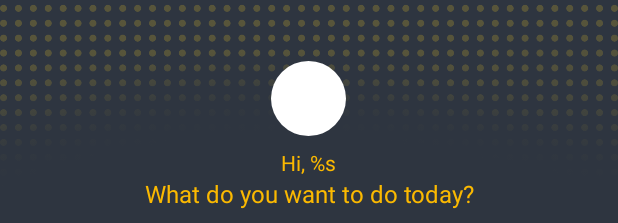
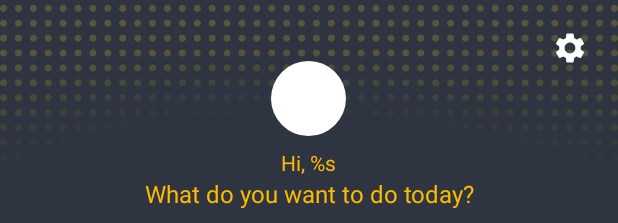
Before and after one commit to sinadalvand/Todo, an Android app: the layout activity_main.xml on its own in the app's theme, with its tools: preview values and no code run, on a phone screen of 412 x 824 dp. Shown: the top 223 px of the screen. Run offline under Robolectric (Android 15) with nearby library versions, the phone set to English and light mode, and no system bars; plain views replace RoundedImageView, ScaleTextView; network calls fail.

Commit message:
chore: Settings added

```diff
--- a/app/src/main/java/ir/roocket/sinadalvand/todo/data/local/Valutor.kt
+++ b/app/src/main/java/ir/roocket/sinadalvand/todo/data/local/Valutor.kt
@@ -13,4 +13,7 @@ interface Valutor {
 
     suspend fun removeUser()
 
+    suspend fun isCloudOn(): Boolean
+
+    suspend fun cloudOn(on: Boolean)
 }
--- a/app/src/main/java/ir/roocket/sinadalvand/todo/data/model/User.kt
+++ b/app/src/main/java/ir/roocket/sinadalvand/todo/data/model/User.kt
@@ -35,6 +35,10 @@ data class User(
     @SerializedName("token")
     var token: String? = null,
 
+    /* save user sync*/
+    @SerializedName("cloud")
+    var could_sync: Boolean = true,
+
     /* user password for register part*/
     @SerializedName("password")
     @Expose
--- a/app/src/main/java/ir/roocket/sinadalvand/todo/data/workmanager/TaskWorkManager.kt
+++ b/app/src/main/java/ir/roocket/sinadalvand/todo/data/workmanager/TaskWorkManager.kt
@@ -38,7 +38,6 @@ open class TaskWorkManager(
     val gson = GsonBuilder().create()
 
     override suspend fun doWork(): Result {
-        Log.e("WorkManager", "Started")
         try {
             // get all not checked tasks
             val tasks = getNotUpdated()
--- /dev/null
+++ b/app/src/main/res/drawable/ic_setting.xml
@@ -0,0 +1,10 @@
+<vector xmlns:android="http://schemas.android.com/apk/res/android"
+    android:width="24dp"
+    android:height="24dp"
+    android:viewportWidth="24"
+    android:viewportHeight="24"
+    android:tint="?attr/colorControlNormal">
+  <path
+      android:fillColor="@android:color/white"
+      android:pathData="M19.14,12.94c0.04,-0.3 0.06,-0.61 0.06,-0.94c0,-0.32 -0.02,-0.64 -0.07,-0.94l2.03,-1.58c0.18,-0.14 0.23,-0.41 0.12,-0.61l-1.92,-3.32c-0.12,-0.22 -0.37,-0.29 -0.59,-0.22l-2.39,0.96c-0.5,-0.38 -1.03,-0.7 -1.62,-0.94L14.4,2.81c-0.04,-0.24 -0.24,-0.41 -0.48,-0.41h-3.84c-0.24,0 -0.43,0.17 -0.47,0.41L9.25,5.35C8.66,5.59 8.12,5.92 7.63,6.29L5.24,5.33c-0.22,-0.08 -0.47,0 -0.59,0.22L2.74,8.87C2.62,9.08 2.66,9.34 2.86,9.48l2.03,1.58C4.84,11.36 4.8,11.69 4.8,12s0.02,0.64 0.07,0.94l-2.03,1.58c-0.18,0.14 -0.23,0.41 -0.12,0.61l1.92,3.32c0.12,0.22 0.37,0.29 0.59,0.22l2.39,-0.96c0.5,0.38 1.03,0.7 1.62,0.94l0.36,2.54c0.05,0.24 0.24,0.41 0.48,0.41h3.84c0.24,0 0.44,-0.17 0.47,-0.41l0.36,-2.54c0.59,-0.24 1.13,-0.56 1.62,-0.94l2.39,0.96c0.22,0.08 0.47,0 0.59,-0.22l1.92,-3.32c0.12,-0.22 0.07,-0.47 -0.12,-0.61L19.14,12.94zM12,15.6c-1.98,0 -3.6,-1.62 -3.6,-3.6s1.62,-3.6 3.6,-3.6s3.6,1.62 3.6,3.6S13.98,15.6 12,15.6z"/>
+</vector>
--- a/app/src/main/res/layout/activity_main.xml
+++ b/app/src/main/res/layout/activity_main.xml
@@ -31,9 +31,14 @@
             app:expandedTitleMarginStart="48dp"
             app:layout_scrollFlags="scroll|exitUntilCollapsed">
 
+            <RelativeLayout
+                android:layout_width="match_parent"
+                android:layout_height="match_parent">
+
                 <androidx.appcompat.widget.LinearLayoutCompat
                     android:layout_width="match_parent"
                     android:layout_height="wrap_content"
+                    android:layout_alignParentBottom="true"
                     android:layout_gravity="bottom"
                     android:layout_marginBottom="10dp"
                     android:gravity="center_horizontal"
@@ -60,12 +65,28 @@
                         android:layout_width="match_parent"
                         android:layout_height="wrap_content"
                         android:gravity="center"
-                    android:text="What do you want to do today?"
+                        tools:text="What do you want to do today?"
                         android:textColor="@color/yellow_banana"
                         android:textSize="16sp" />
 
 
                 </androidx.appcompat.widget.LinearLayoutCompat>
+
+
+                <androidx.appcompat.widget.AppCompatImageView
+                    android:id="@+id/activity_main_setting"
+                    android:layout_width="wrap_content"
+                    android:layout_height="wrap_content"
+                    android:layout_alignParentEnd="true"
+                    android:layout_marginStart="10dp"
+                    android:layout_marginTop="10dp"
+                    android:layout_marginEnd="10dp"
+                    android:layout_marginBottom="10dp"
+                    android:padding="10dp"
+                    app:srcCompat="@drawable/ic_setting"
+                    app:tint="@color/white" />
+
+            </RelativeLayout>
 
 
         </com.google.android.material.appbar.CollapsingToolbarLayout>
--- a/app/src/main/res/values/strings.xml
+++ b/app/src/main/res/values/strings.xml
@@ -29,4 +29,6 @@
     <string name="retry">Retry</string>
     <string name="must_not_be_empty">Title must not be empty</string>
     <string name="try_to_add_some_new_task">Try to add some new task \n Let\'s do it ..</string>
+    <string name="settings">Settings</string>
+    <string name="auto_sync_with_cloud">Auto-sync with cloud</string>
 </resources>
```
Also changed, not shown: app/src/main/AndroidManifest.xml (+7 -4 lines), app/src/main/java/ir/roocket/sinadalvand/todo/data/local/DbValutor.kt (+12 -0 lines), app/src/main/java/ir/roocket/sinadalvand/todo/data/local/PrefValuetor.kt (+10 -0 lines), app/src/main/java/ir/roocket/sinadalvand/todo/view/MainActivity.kt (+21 -9 lines), app/src/main/java/ir/roocket/sinadalvand/todo/view/SettingsActivity.kt (added, +38 -0 lines), app/src/main/res/layout/activity_settings.xml (added, +26 -0 lines). Lines whose indentation alone changed are shown as unchanged.
